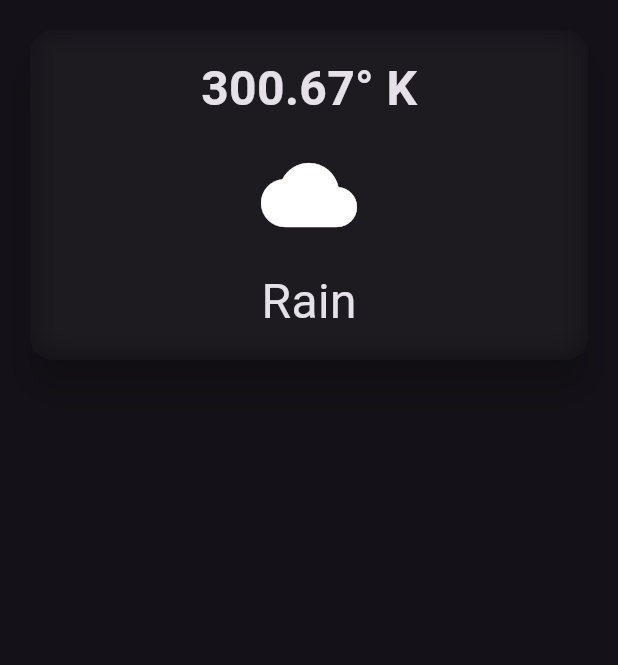
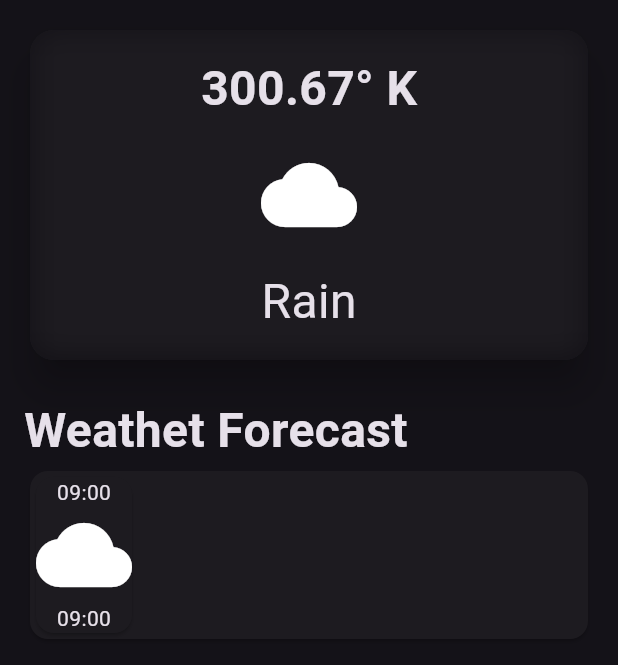
Before and after one commit to ashutosh-0907/weather-api, a Flutter app: the screen it shows after launch, on a phone screen of 412 x 824 dp. Shown: the top 665 px of the screen. Run offline on Flutter 3.47's test engine with Material 2 defaults, Android fonts, the phone set to English and light mode, and no system bars.

Commit message:
"Adding UI in the app"

```diff
--- a/lib/weather_screen.dart
+++ b/lib/weather_screen.dart
@@ -11,6 +11,7 @@ class WeatherScreen extends StatelessWidget {
       body: Padding(
         padding: const EdgeInsets.all(16.0),
         child: Column(
+          crossAxisAlignment: CrossAxisAlignment.start,
           children: [
             SizedBox(
               width: double.infinity,
@@ -67,6 +68,41 @@ class WeatherScreen extends StatelessWidget {
                 ),
               ),
             ),
+            const SizedBox(
+              height: 20,
+            ),
+            const Text(
+              'Weathet Forecast',
+              style: TextStyle(
+                fontWeight: FontWeight.bold,
+                fontSize: 32,
+              ),
+              ),
+              Card(
+                child: Row(
+                  children: [
+                    Card(
+                      child: Column(
+                        children: [
+                          Center(
+                            child: Text(
+                              '09:00',
+                              ),
+                          ),
+                          Icon(
+                              Icons.cloud,
+                              size: 64,
+                            ),
+                            Text(
+                              '09:00',
+                              ),
+
+                        ],
+                      ),
+                    )
+                  ],
+                ),
+              )
           ],
         ),
       ),
```
